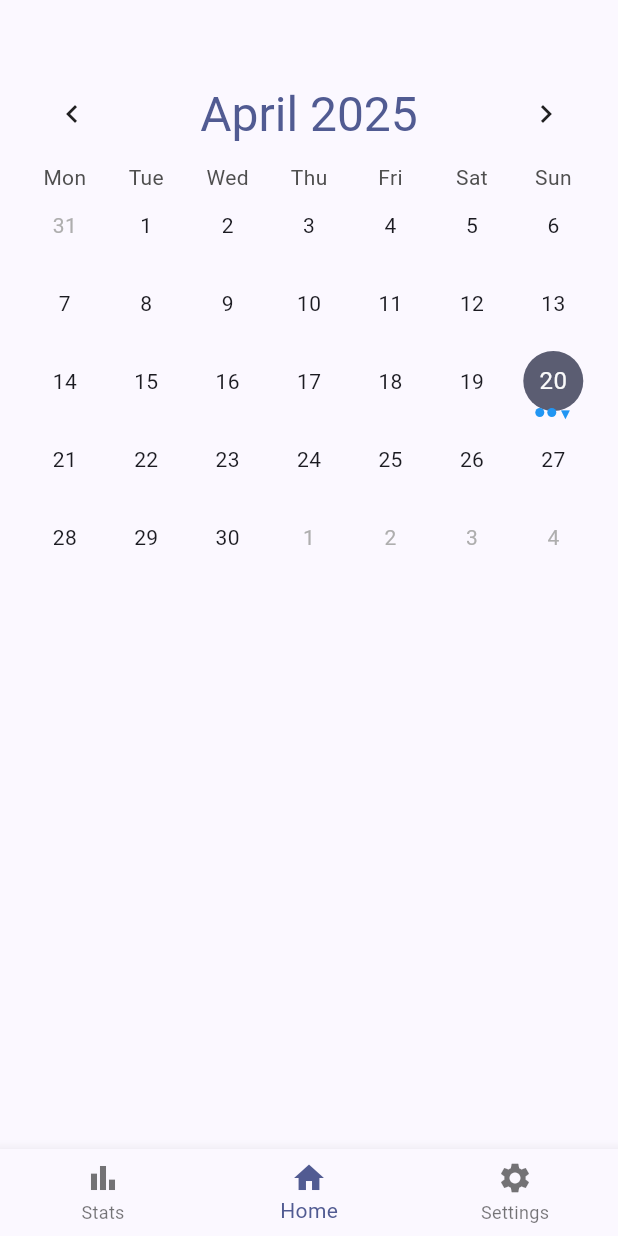
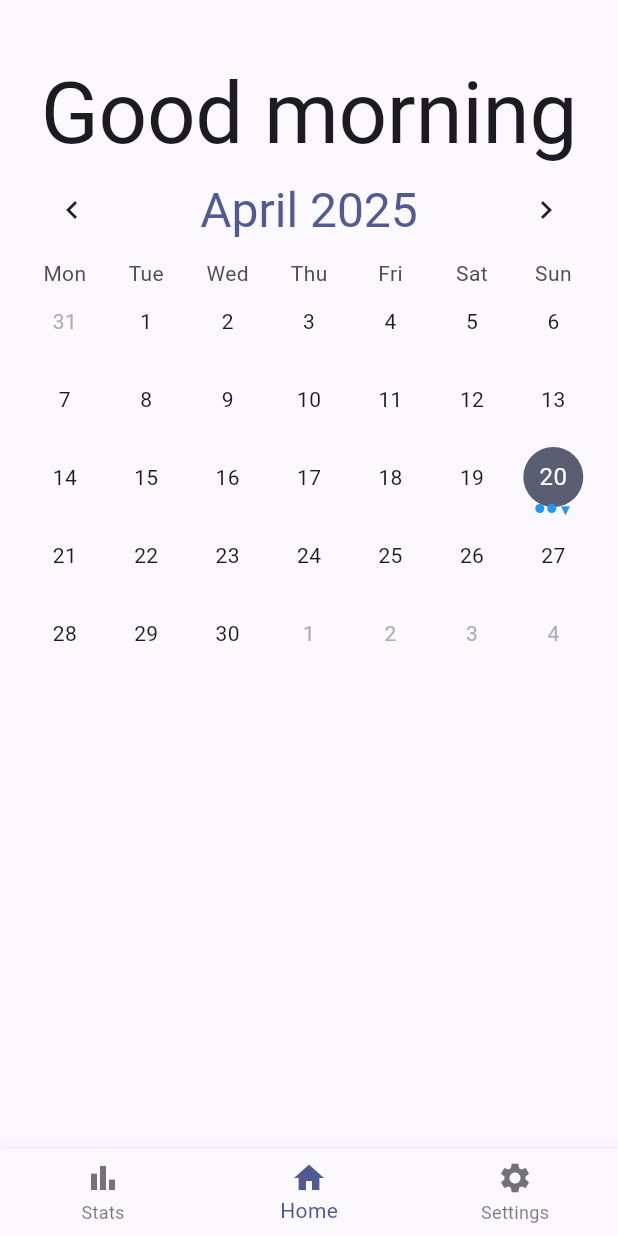
Before and after one commit to MaximeLeBesnerais/pay_track, a Flutter app: the screen it shows after launch, on a phone screen of 412 x 824 dp. Run offline on Flutter 3.47's test engine with Material 3 defaults, Android fonts, the phone set to English and light mode, and no system bars; drawn by our look-alikes of table_calendar; our stand-ins replace shared_preferences; missing offline and left inert: rrule.

Commit message:
Add getGreeting functionality to HomeScreen

```diff
--- a/lib/screens/home/home.dart
+++ b/lib/screens/home/home.dart
@@ -1,6 +1,7 @@
 import 'package:flutter/material.dart';
 import 'package:pay_track/models/subscription.dart';
 import 'package:pay_track/screens/home/calendar_builder.dart';
+import 'package:pay_track/tools/get_greetings.dart';
 import 'package:rrule/rrule.dart';
 import 'package:table_calendar/table_calendar.dart';
 
@@ -73,6 +74,8 @@ class _HomeScreenState extends State<HomeScreen> {
           ),
           child: Column(
             children: [
+              Text(getGreeting(),
+                  style: Theme.of(context).textTheme.displayLarge),
               TableCalendar(
                 calendarBuilders: calBuild(),
                 eventLoader: (day) => _events[normalizeDate(day)] ?? [],
```
